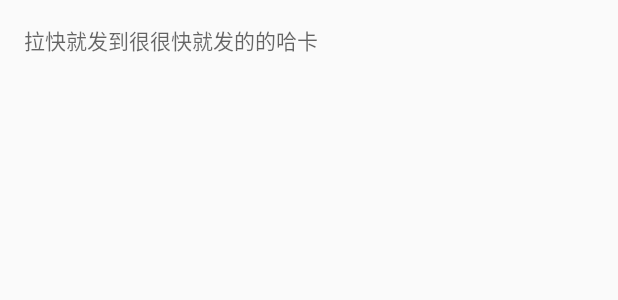
After one commit to matbird2/xxs, an Android app: the layout content_post.xml on its own in the app's theme, with its tools: preview values and no code run, on a phone screen of 412 x 824 dp. The commit adds this screen. Shown: the top 300 px of the screen. Run offline under Robolectric (Android 15) with nearby library versions, the light colour scheme and no system bars.

Commit message:
修改CommentActivity布局

```diff
--- a/app/build.gradle
+++ b/app/build.gradle
@@ -40,6 +40,7 @@ dependencies {
     compile fileTree(dir: 'libs', include: ['*.jar'])
     testCompile 'junit:junit:4.12'
     compile 'com.android.support:appcompat-v7:23.1.1'
+    compile 'com.android.support:design:23.1.1'
 
 
     compile 'com.mikepenz:crossfadedrawerlayout:0.0.1-SNAPSHOT@aar'
@@ -54,5 +55,5 @@ dependencies {
     }
     compile 'com.kogitune:pre-lollipop-activity-transition:1.1.0'
     compile "com.andkulikov:transitionseverywhere:1.6.1"
-    compile 'com.github.navasmdc:MaterialDesign:1.5@aar'
+//    compile 'com.github.navasmdc:MaterialDesign:1.5@aar'
 }
--- /dev/null
+++ b/app/src/main/res/layout/content_post.xml
@@ -0,0 +1,27 @@
+<?xml version="1.0" encoding="utf-8"?>
+<RelativeLayout xmlns:android="http://schemas.android.com/apk/res/android"
+    xmlns:app="http://schemas.android.com/apk/res-auto"
+    xmlns:tools="http://schemas.android.com/tools"
+    android:layout_width="match_parent"
+    android:layout_height="match_parent"
+    android:paddingBottom="@dimen/activity_vertical_margin"
+    android:paddingLeft="@dimen/activity_horizontal_margin"
+    android:paddingRight="@dimen/activity_horizontal_margin"
+    android:paddingTop="@dimen/activity_vertical_margin"
+    app:layout_behavior="@string/appbar_scrolling_view_behavior"
+    tools:showIn="@layout/activity_comment">
+
+
+    <EditText
+        android:layout_width="match_parent"
+        android:layout_height="match_parent"
+        android:layout_below="@id/toolbar"
+        android:background="@null"
+        android:gravity="top|left"
+        android:lineSpacingExtra="7dp"
+        android:maxLines="14"
+        android:imeOptions="actionDone"
+        android:textColor="@color/navigationBarColor"
+        android:textSize="14sp"
+        tools:hint="拉快就发到很很快就发的的哈卡" />
+</RelativeLayout>
```
Also changed, not shown: app/src/main/java/com/xxs/leon/xxs/activity/CommentActivity.java (+22 -4 lines), app/src/main/res/layout/activity_comment.xml (+35 -31 lines), 1 other file.
